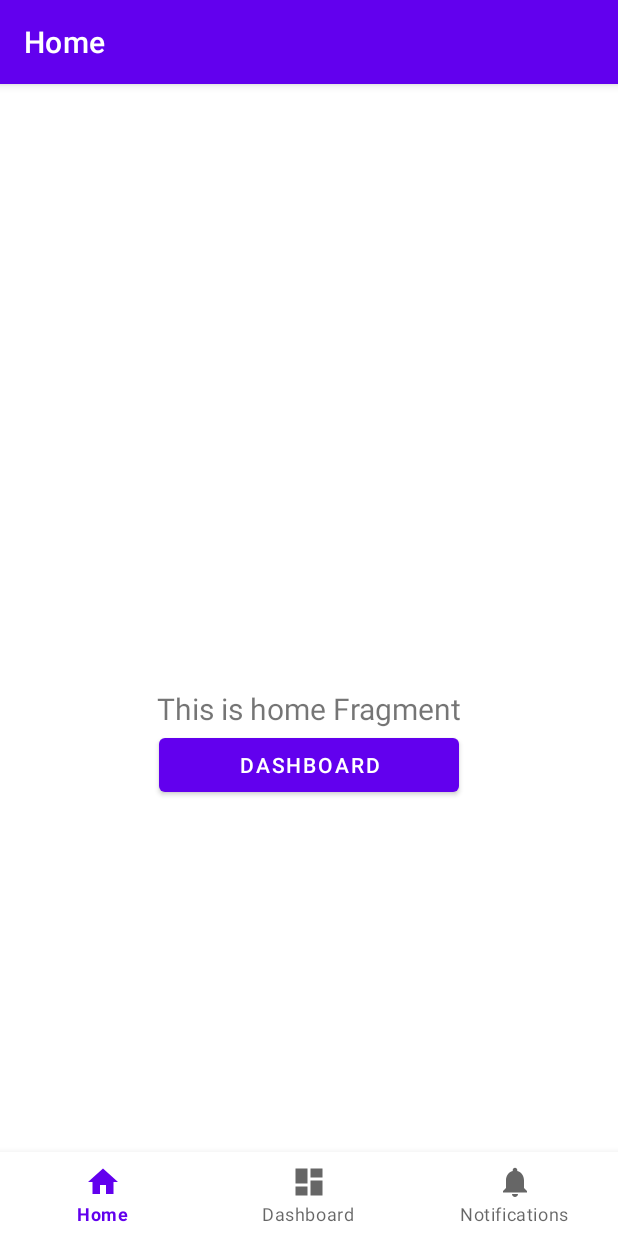
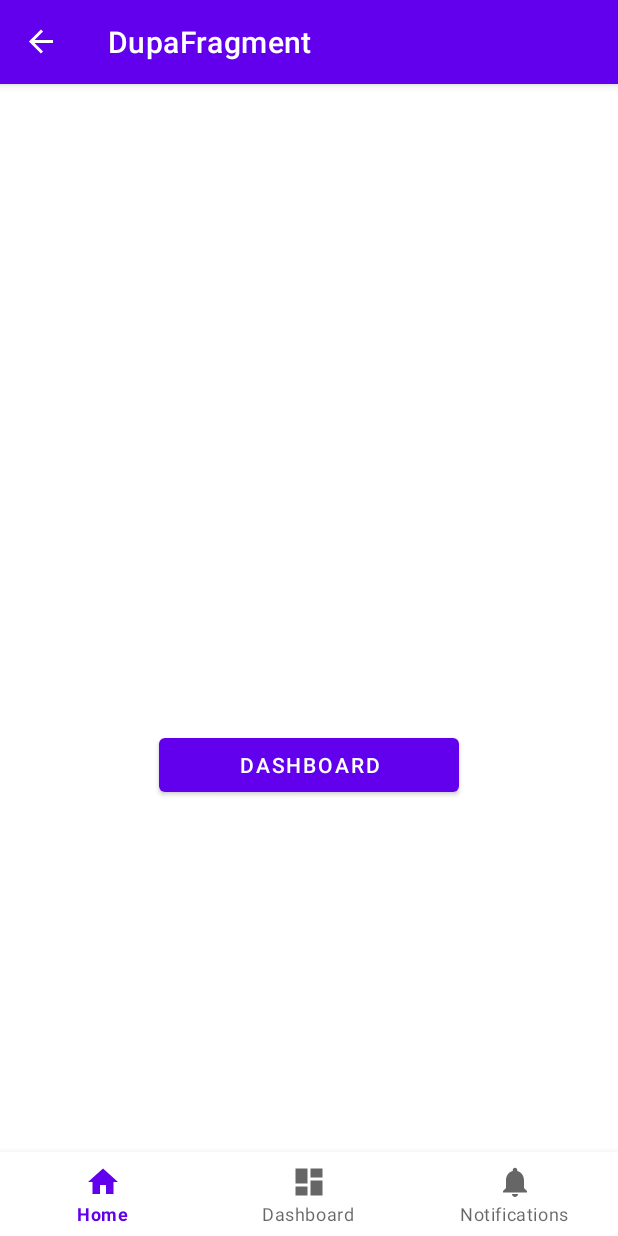
Before and after one commit to filipkowicz/NavNaviComponentSampleForNavGraphViewModels, an Android app: the screen it shows after launch (MainActivity), on a phone screen of 412 x 824 dp. Run offline under Robolectric (Android 15) with nearby library versions, the phone set to English and light mode, and no system bars; our stand-ins replace navigation-ui; 1 statement that could not run was skipped.

Commit message:
broken navi

```diff
--- /dev/null
+++ b/app/src/main/java/com/filipkowicz/navcomponentsample/ui/DupaFragment.kt
@@ -0,0 +1,55 @@
+package com.filipkowicz.navcomponentsample.ui
+
+import android.os.Bundle
+import android.view.LayoutInflater
+import android.view.View
+import android.view.ViewGroup
+import android.widget.TextView
+import androidx.fragment.app.Fragment
+import androidx.lifecycle.ViewModelProvider
+import androidx.navigation.NavOptions
+import androidx.navigation.NavOptionsBuilder
+import androidx.navigation.fragment.findNavController
+import androidx.navigation.navGraphViewModels
+import com.filipkowicz.navcomponentsample.R
+import com.filipkowicz.navcomponentsample.databinding.FragmentDashboardBinding
+import com.filipkowicz.navcomponentsample.databinding.FragmentDupaBinding
+import com.filipkowicz.navcomponentsample.ui.dashboard.DashboardFragmentDirections
+import com.filipkowicz.navcomponentsample.ui.dashboard.DashboardViewModel
+import com.filipkowicz.navcomponentsample.ui.dashboardcommon.DashboardCommonViewModel
+
+class DupaFragment : Fragment() {
+
+    private var _binding: FragmentDupaBinding? = null
+
+    // This property is only valid between onCreateView and
+    // onDestroyView.
+    private val binding get() = _binding!!
+
+    override fun onCreateView(
+            inflater: LayoutInflater,
+            container: ViewGroup?,
+            savedInstanceState: Bundle?
+    ): View {
+
+
+
+        _binding = FragmentDupaBinding.inflate(inflater, container, false)
+        val root: View = binding.root
+
+        binding.detailsButton.setOnClickListener {
+            findNavController().navigate(
+                R.id.navigation_home,
+                null,
+                NavOptions.Builder().setPopUpTo(R.id.mobile_navigation, false).build()
+            )
+        }
+
+        return root
+    }
+
+    override fun onDestroyView() {
+        super.onDestroyView()
+        _binding = null
+    }
+}
--- a/app/src/main/java/com/filipkowicz/navcomponentsample/ui/dashboard_details/DashboardDetailsFragment.kt
+++ b/app/src/main/java/com/filipkowicz/navcomponentsample/ui/dashboard_details/DashboardDetailsFragment.kt
@@ -36,14 +36,14 @@ class DashboardDetailsFragment : Fragment() {
 
         val textView: TextView = binding.textDashboard
         dashboardViewModel.text.observe(viewLifecycleOwner) {
-            textView.text = it
+            textView.text = it + dashboardViewModel + this.toString()
         }
 
         commonViewModel.text.observe(viewLifecycleOwner) {
-            binding.textCommonDashboard.text = it
+            binding.textCommonDashboard.text = it + commonViewModel
         }
 
-        binding.textDeeplink.text = "ss" + findNavController().currentDestination?.buildDeepLinkIds()
+        binding.textDeeplink.text = "ss" + findNavController().currentDestination?.buildDeepLinkIds() + this
 
         return root
     }
--- /dev/null
+++ b/app/src/main/res/layout/fragment_dupa.xml
@@ -0,0 +1,32 @@
+<?xml version="1.0" encoding="utf-8"?>
+<androidx.constraintlayout.widget.ConstraintLayout xmlns:android="http://schemas.android.com/apk/res/android"
+    xmlns:app="http://schemas.android.com/apk/res-auto"
+    xmlns:tools="http://schemas.android.com/tools"
+    android:layout_width="match_parent"
+    android:layout_height="match_parent"
+    tools:context=".ui.home.HomeFragment">
+
+    <TextView
+        android:id="@+id/text_home"
+        android:layout_width="match_parent"
+        android:layout_height="wrap_content"
+        android:layout_marginStart="8dp"
+        android:layout_marginTop="8dp"
+        android:layout_marginEnd="8dp"
+        android:textAlignment="center"
+        android:textSize="20sp"
+        app:layout_constraintBottom_toBottomOf="parent"
+        app:layout_constraintEnd_toEndOf="parent"
+        app:layout_constraintStart_toStartOf="parent"
+        app:layout_constraintTop_toTopOf="parent" />
+
+    <com.google.android.material.button.MaterialButton
+        android:id="@+id/details_button"
+        android:layout_width="200dp"
+        android:layout_height="wrap_content"
+        android:text="@string/title_dashboard"
+        app:layout_constraintTop_toBottomOf="@id/text_home"
+        app:layout_constraintLeft_toLeftOf="parent"
+        app:layout_constraintRight_toRightOf="parent"
+        />
+</androidx.constraintlayout.widget.ConstraintLayout>
--- a/app/src/main/res/navigation/mobile_navigation.xml
+++ b/app/src/main/res/navigation/mobile_navigation.xml
@@ -3,7 +3,7 @@
     xmlns:app="http://schemas.android.com/apk/res-auto"
     xmlns:tools="http://schemas.android.com/tools"
     android:id="@+id/mobile_navigation"
-    app:startDestination="@+id/navigation_home">
+    app:startDestination="@id/dupaFragment">
 
     <fragment
         android:id="@+id/navigation_home"
@@ -29,4 +29,8 @@
             app:argType="string"
             app:nullable="true" />
     </include>
+    <fragment
+        android:id="@+id/dupaFragment"
+        android:name="com.filipkowicz.navcomponentsample.ui.DupaFragment"
+        android:label="DupaFragment" />
 </navigation>
```
